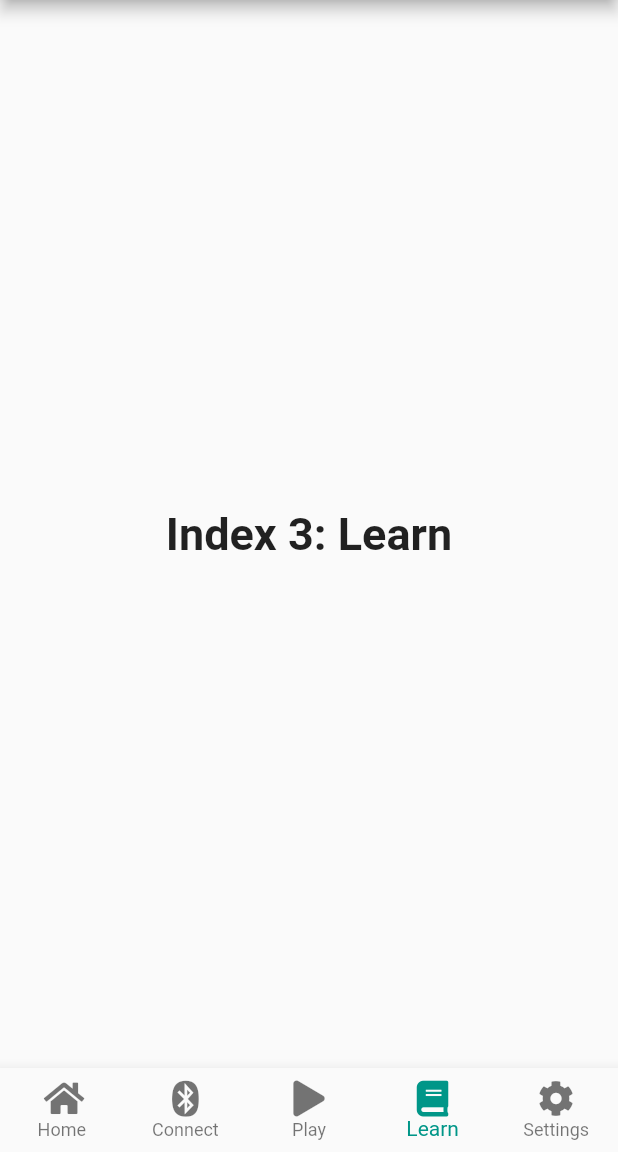
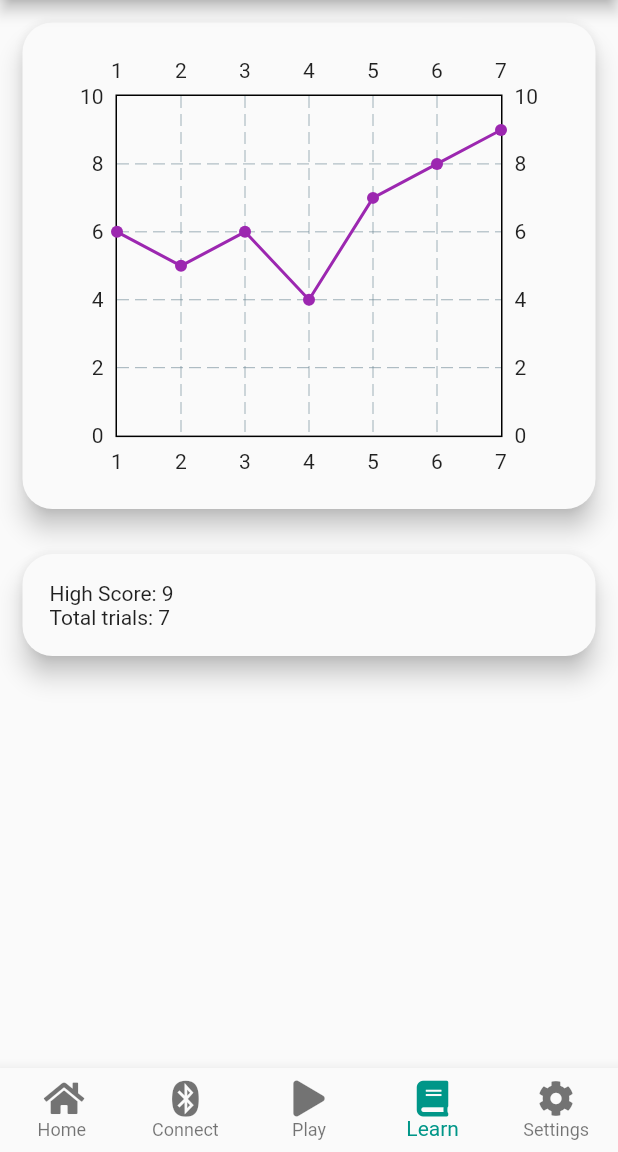
Before and after one commit to Team-8s/uflow_app, a Flutter app: the MyStatefulWidget screen opened by its route, item 4 of the bottom bar chosen, on a phone screen of 412 x 824 dp, the part 84-1236 px from its top. Run offline on Flutter 3.47's test engine with Material 2 defaults, Android fonts, the phone set to English and light mode, and no system bars; drawn by our look-alikes of fl_chart; our stand-ins replace cloud_firestore, firebase_auth, firebase_core, flutter_blue, flutter_bluetooth_serial, font_awesome_flutter; accounts and stored records are empty.

Commit message:
Basic Bluetooth and Results Added

```diff
--- a/lib/input_page.dart
+++ b/lib/input_page.dart
@@ -2,6 +2,7 @@ import 'package:flutter/material.dart';
 import 'package:font_awesome_flutter/font_awesome_flutter.dart';
 import 'play_page.dart';
 import 'pages/bluetooth_connect.dart';
+import 'pages/results_page.dart';
 
 /// This is the stateful widget that the main application instantiates.
 class MyStatefulWidget extends StatefulWidget {
@@ -39,14 +40,8 @@ class _MyStatefulWidgetState extends State<MyStatefulWidget> {
             },
             child: Text('Play Now'))
       ]),
-      Text(
-        'Index 3: Learn',
-        style: optionStyle,
-      ),
-      Text(
-        'Index 4: Settings',
-        style: optionStyle,
-      ),
+      ResultsPage(),
+      Text('Settings'),
     ];
     return Scaffold(
       appBar: AppBar(
--- a/lib/pages/bluetooth_connect.dart
+++ b/lib/pages/bluetooth_connect.dart
@@ -33,8 +33,13 @@ class _bluetoothPageState extends State<bluetoothPage> {
                 trailing: Text("RSSI: ${r.rssi}"),
                 onTap: () {
                   print("Connecting to ${r.device.name}...");
-                  r.device.connect();
-                  r.device.discoverServices();
+                  setState(() {
+                    uFlowDevice = r.device;
+                    uFlowDevice.connect();
+                    uFlowDevice.discoverServices();
+                  });
+
+
                 }),
           ));
         });
@@ -70,7 +75,7 @@ class _bluetoothPageState extends State<bluetoothPage> {
                         },
                         child: Text('Print services'),
                       ),
-                      Text('devices[0].name'),
+                      uFlowDevice != null ? Text(uFlowDevice.name) : Text('No device connected'),
                     ],
                   );
                 } else {
--- /dev/null
+++ b/lib/pages/blutooth_serial.dart
@@ -0,0 +1,2 @@
+import 'package:flutter/material.dart';
+import 'package:flutter_bluetooth_serial/flutter_bluetooth_serial.dart';
--- /dev/null
+++ b/lib/pages/results_page.dart
@@ -0,0 +1,100 @@
+import 'package:flutter/material.dart';
+import 'package:cloud_firestore/cloud_firestore.dart';
+import 'package:fl_chart/fl_chart.dart';
+
+class ResultsPage extends StatefulWidget {
+  @override
+  _ResultsPageState createState() => _ResultsPageState();
+}
+
+class _ResultsPageState extends State<ResultsPage> {
+  @override
+  Widget build(BuildContext context) {
+    return Center(
+      child: ListView(
+        physics: BouncingScrollPhysics(),
+        children: [
+          Container(
+            margin: EdgeInsets.all(15.0),
+            child: Material(
+              borderRadius: BorderRadius.circular(20.0),
+              elevation: 7.0,
+              child: Container(
+                decoration: BoxDecoration(
+                  borderRadius: BorderRadius.circular(20.0),
+                ),
+                padding: EdgeInsets.all(18.0),
+                child: LineChart(
+                  LineChartData(
+                    minY: 0,
+                    maxY: 10.0,
+                      lineBarsData: [
+                        LineChartBarData(
+                          colors: [Colors.purple],
+                          spots: [
+                            FlSpot(1, 6),
+                            FlSpot(2, 5),
+                            FlSpot(3, 6),
+                            FlSpot(4, 4),
+                            FlSpot(5, 7),
+                            FlSpot(6, 8),
+                            FlSpot(7, 9),
+                          ],
+                        ),
+                      ],
+                      axisTitleData: FlAxisTitleData(
+                        leftTitle: AxisTitle(
+                          showTitle: true,
+                          titleText: 'Score',
+                          reservedSize: 16.0,
+                          textStyle: TextStyle(
+                            fontSize: 22.0,
+                            color: Colors.black,
+                          ),
+                        ),
+                        bottomTitle: AxisTitle(
+                          showTitle: true,
+                          titleText: 'Day',
+                          reservedSize: 16.0,
+                          textStyle: TextStyle(
+                            fontSize: 22.0,
+                            color: Colors.black,
+                          ),
+                        ),
+                      )),
+                ),
+              ),
+            ),
+          ),
+          Container(
+            margin: EdgeInsets.all(15.0),
+            child: Material(
+              elevation: 7.0,
+              borderRadius: BorderRadius.circular(20.0),
+              child: Container(
+                padding: EdgeInsets.all(18.0),
+                decoration: BoxDecoration(
+                  borderRadius: BorderRadius.circular(20.0),
+                ),
+                child: Column(children: [
+                  Row(
+                    children: [
+                      Text('High Score: '),
+                      Text('9'),
+                    ],
+                  ),
+                  Row(
+                    children: [
+                      Text('Total trials: '),
+                      Text('7'),
+                    ],
+                  ),
+                ],),
+              ),
+            ),
+          )
+        ],
+      ),
+    );
+  }
+}
--- a/pubspec.yaml
+++ b/pubspec.yaml
@@ -25,11 +25,14 @@ dependencies:
     sdk: flutter
   firebase_core: ^1.0.1
   firebase_auth: ^1.0.1
+  cloud_firestore: ^1.0.3
   # The following adds the Cupertino Icons font to your application.
   # Use with the CupertinoIcons class for iOS style icons.
   cupertino_icons: ^1.0.0
   font_awesome_flutter: ^8.4.0
   flutter_blue: ^0.7.3
+  flutter_bluetooth_serial: ^0.2.2
+  fl_chart: ^0.20.0
 
 dev_dependencies:
   flutter_test:
```
Also changed, not shown: pubspec.lock, 1 other file.
